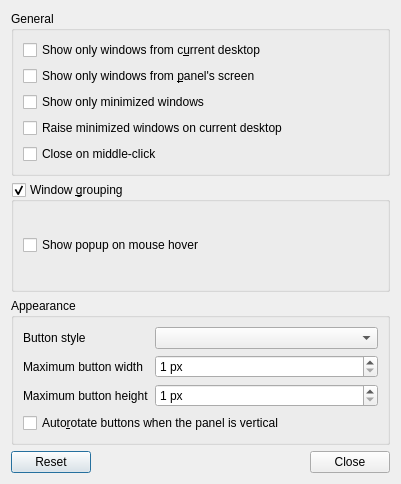
This is plugin-taskbar/lxqttaskbarconfiguration.ui in lxqt/lxqt-panel as Qt 5 draws it before an edit. The edited form follows.
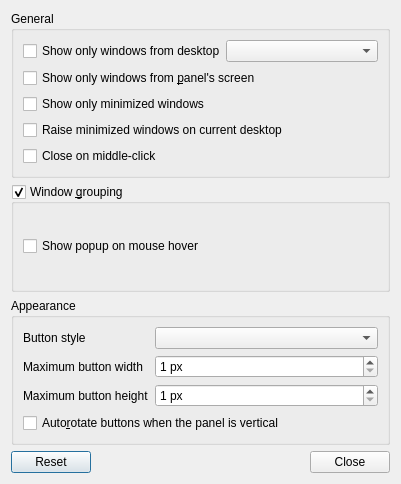
This is the edited form.

Commit message: plugin-taskbar: show only particular desktop windows

Patch:
```diff
--- a/plugin-taskbar/lxqttaskbarconfiguration.ui
+++ b/plugin-taskbar/lxqttaskbarconfiguration.ui
@@ -21,11 +21,24 @@
      </property>
      <layout class="QVBoxLayout" name="verticalLayout_2">
       <item>
+       <layout class="QHBoxLayout" name="horizontalLayout">
+        <property name="margin">
+         <number>0</number>
+        </property>
+        <property name="spacing">
+         <number>0</number>
+        </property>
+        <item>
        <widget class="QCheckBox" name="limitByDesktopCB">
         <property name="text">
-         <string>Show only windows from c&amp;urrent desktop</string>
-        </property>
-       </widget>
+           <string>Show only windows from desktop</string>
+          </property>
+         </widget>
+        </item>
+        <item>
+         <widget class="QComboBox" name="showDesktopNumCB"/>
+        </item>
+       </layout>
       </item>
       <item>
        <widget class="QCheckBox" name="limitByScreenCB">
```
Lines whose indentation alone changed are shown as unchanged. The commit also changes 4 other files.
